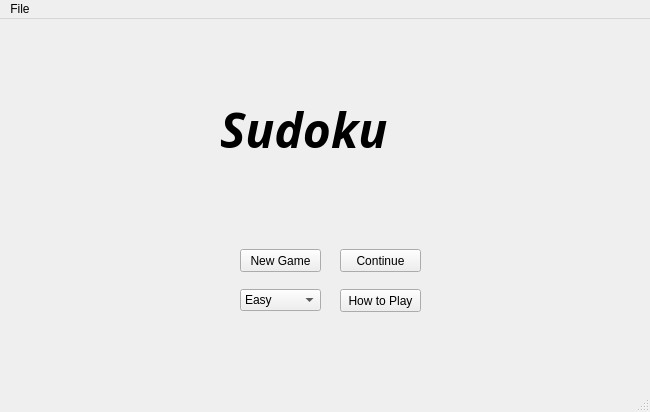
This is projects/project2/Project2/mainwindow.ui in angrymasteryoda/cis-17b as Qt 5 draws it before an edit. The edited form follows.
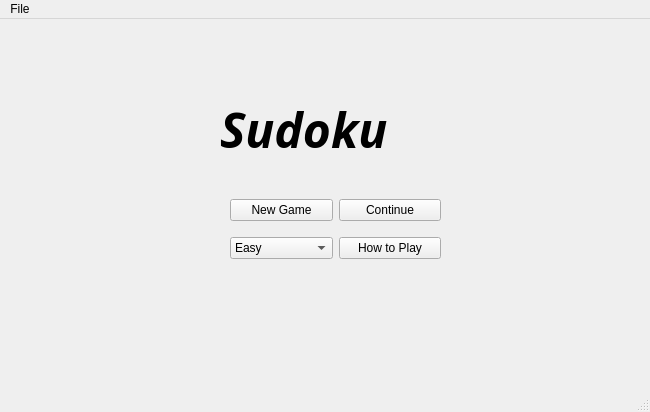
This is the edited form.

The edit to the form file:
```diff
--- a/projects/project2/Project2/mainwindow.ui
+++ b/projects/project2/Project2/mainwindow.ui
@@ -51,41 +51,18 @@
      <string>Sudoku</string>
     </property>
    </widget>
-   <widget class="QPushButton" name="newButton">
+   <widget class="QWidget" name="gridLayoutWidget">
     <property name="geometry">
      <rect>
-      <x>240</x>
-      <y>230</y>
-      <width>81</width>
-      <height>23</height>
+      <x>230</x>
+      <y>170</y>
+      <width>211</width>
+      <height>80</height>
      </rect>
     </property>
-    <property name="text">
-     <string>New Game</string>
-    </property>
-   </widget>
-   <widget class="QPushButton" name="pushButton">
-    <property name="geometry">
-     <rect>
-      <x>340</x>
-      <y>230</y>
-      <width>81</width>
-      <height>23</height>
-     </rect>
-    </property>
-    <property name="text">
-     <string>Continue</string>
-    </property>
-   </widget>
+    <layout class="QGridLayout" name="gridLayout_2">
+     <item row="1" column="0">
    <widget class="QComboBox" name="difficultyCombo">
-    <property name="geometry">
-     <rect>
-      <x>240</x>
-      <y>270</y>
-      <width>81</width>
-      <height>22</height>
-     </rect>
-    </property>
     <item>
      <property name="text">
       <string>Easy</string>
@@ -107,18 +84,29 @@
      </property>
     </item>
    </widget>
+     </item>
+     <item row="0" column="0">
+      <widget class="QPushButton" name="newButton">
+       <property name="text">
+        <string>New Game</string>
+       </property>
+      </widget>
+     </item>
+     <item row="0" column="1">
+      <widget class="QPushButton" name="pushButton">
+       <property name="text">
+        <string>Continue</string>
+       </property>
+      </widget>
+     </item>
+     <item row="1" column="1">
    <widget class="QPushButton" name="howtoButton">
-    <property name="geometry">
-     <rect>
-      <x>340</x>
-      <y>270</y>
-      <width>81</width>
-      <height>23</height>
-     </rect>
-    </property>
     <property name="text">
      <string>How to Play</string>
     </property>
+      </widget>
+     </item>
+    </layout>
    </widget>
   </widget>
   <widget class="QMenuBar" name="menubar">
```
Left out of the diff: 2 changed lines with no effect on the pictures. Lines whose indentation alone changed are shown as unchanged.
